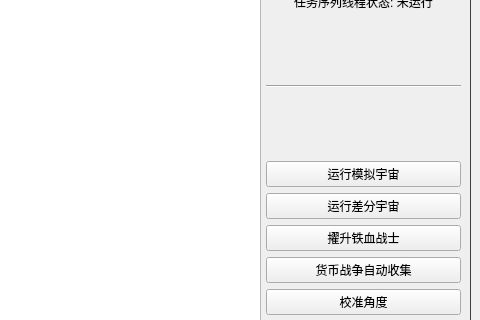
Old version of the form resource/ui/UI.ui in the repository Illusory-moon/Simulated_Scepter; both pictures show x 450 to 930 and y 240 to 560 of the 930 by 760 pixel window.
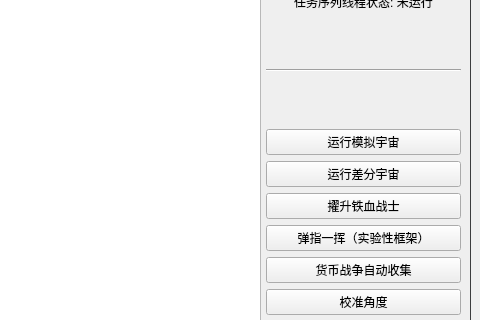
New version of the form. Icons and pictures are not drawn.

Commit message: feat: finger snap

```diff
--- a/resource/ui/UI.ui
+++ b/resource/ui/UI.ui
@@ -731,6 +731,13 @@
                  </property>
                 </widget>
                </item>
+               <item>
+                <widget class="QPushButton" name="finger_snap_btn">
+                 <property name="text">
+                  <string>弹指一挥（实验性框架）</string>
+                 </property>
+                </widget>
+               </item>
                <item>
                 <widget class="QPushButton" name="currency_war_btn">
                  <property name="text">
```
The commit also changes 3 other files.
